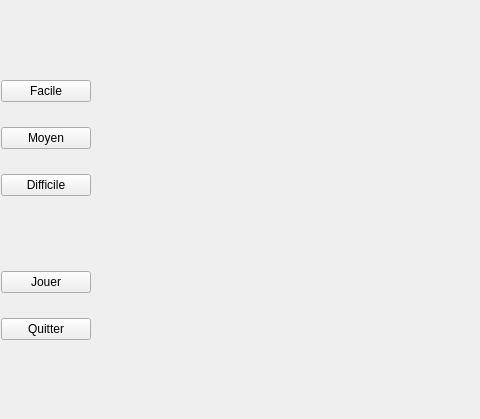
First picture: the form in mainwindow.ui, repository arcreane/memory-comme-vous-voulez, before the edit; both pictures show x 0 to 480 and y 141 to 560 of the 1214 by 730 pixel window.
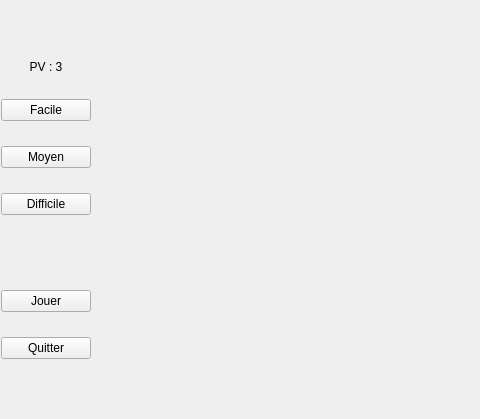
Second picture: the form after the edit.

Commit message: add win + pv

What changed in the file:
```diff
--- a/mainwindow.ui
+++ b/mainwindow.ui
@@ -54,6 +54,16 @@
             </property>
            </spacer>
           </item>
+          <item>
+           <widget class="QLabel" name="pv">
+            <property name="text">
+             <string>PV : 3</string>
+            </property>
+            <property name="alignment">
+             <set>Qt::AlignCenter</set>
+            </property>
+           </widget>
+          </item>
           <item>
            <widget class="QPushButton" name="facileButton">
             <property name="maximumSize">
```
The commit also changes 2 other files.
